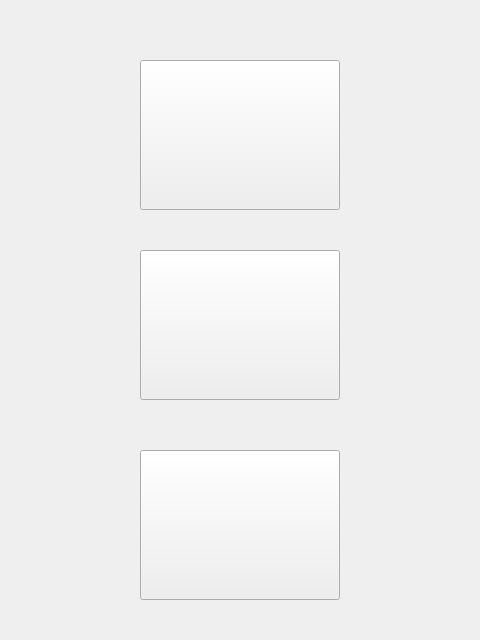
Before: the Qt Designer form src/gui/dialogsnippets.ui in Teuira/fitmodelqt, drawn with Qt 5.
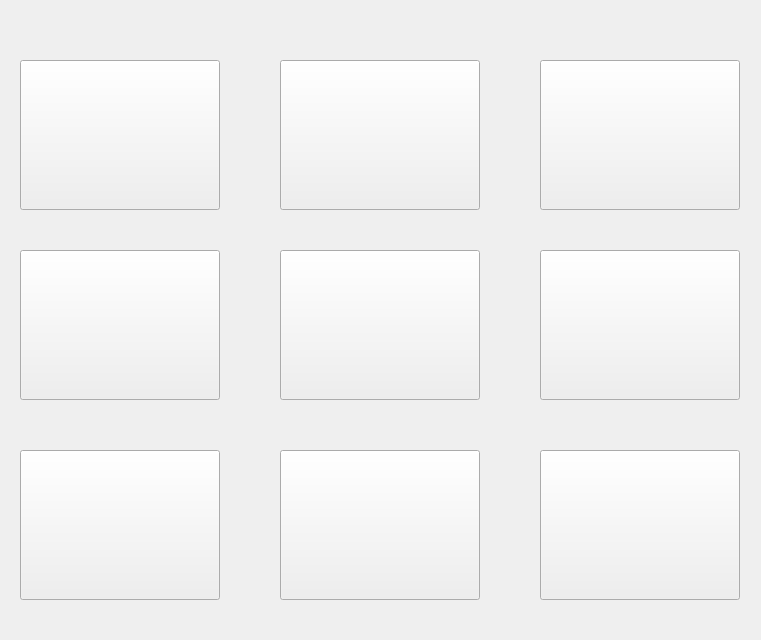
After: the same form once the commit is applied.

What changed in the file:
```diff
--- a/src/gui/dialogsnippets.ui
+++ b/src/gui/dialogsnippets.ui
@@ -6,7 +6,7 @@
    <rect>
     <x>0</x>
     <y>0</y>
-    <width>480</width>
+    <width>761</width>
     <height>640</height>
    </rect>
   </property>
@@ -16,7 +16,7 @@
   <widget class="QToolButton" name="btnEq">
    <property name="geometry">
     <rect>
-     <x>140</x>
+     <x>20</x>
      <y>60</y>
      <width>200</width>
      <height>150</height>
@@ -29,7 +29,7 @@
   <widget class="QToolButton" name="btnDiff">
    <property name="geometry">
     <rect>
-     <x>140</x>
+     <x>20</x>
      <y>250</y>
      <width>200</width>
      <height>150</height>
@@ -42,7 +42,7 @@
   <widget class="QToolButton" name="btnSim">
    <property name="geometry">
     <rect>
-     <x>140</x>
+     <x>20</x>
      <y>450</y>
      <width>200</width>
      <height>150</height>
@@ -52,6 +52,84 @@
     <string/>
    </property>
   </widget>
+  <widget class="QToolButton" name="btnGreenToBlue">
+   <property name="geometry">
+    <rect>
+     <x>540</x>
+     <y>60</y>
+     <width>200</width>
+     <height>150</height>
+    </rect>
+   </property>
+   <property name="text">
+    <string/>
+   </property>
+  </widget>
+  <widget class="QToolButton" name="btnRedToBlue">
+   <property name="geometry">
+    <rect>
+     <x>540</x>
+     <y>450</y>
+     <width>200</width>
+     <height>150</height>
+    </rect>
+   </property>
+   <property name="text">
+    <string/>
+   </property>
+  </widget>
+  <widget class="QToolButton" name="btnRedToGreen">
+   <property name="geometry">
+    <rect>
+     <x>540</x>
+     <y>250</y>
+     <width>200</width>
+     <height>150</height>
+    </rect>
+   </property>
+   <property name="text">
+    <string/>
+   </property>
+  </widget>
+  <widget class="QToolButton" name="btnHasBlue">
+   <property name="geometry">
+    <rect>
+     <x>280</x>
+     <y>450</y>
+     <width>200</width>
+     <height>150</height>
+    </rect>
+   </property>
+   <property name="text">
+    <string/>
+   </property>
+  </widget>
+  <widget class="QToolButton" name="btnHasGreen">
+   <property name="geometry">
+    <rect>
+     <x>280</x>
+     <y>250</y>
+     <width>200</width>
+     <height>150</height>
+    </rect>
+   </property>
+   <property name="text">
+    <string/>
+   </property>
+  </widget>
+  <widget class="QToolButton" name="btnHasRed">
+   <property name="geometry">
+    <rect>
+     <x>280</x>
+     <y>60</y>
+     <width>200</width>
+     <height>150</height>
+    </rect>
+   </property>
+   <property name="text">
+    <string/>
+   </property>
+  </widget>
  </widget>
  <resources/>
  <connections/>
```
